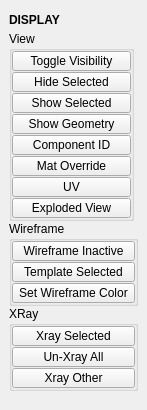
First picture: the form in tentacle/ui/display.ui, repository m3trik/tentacle, before the edit.
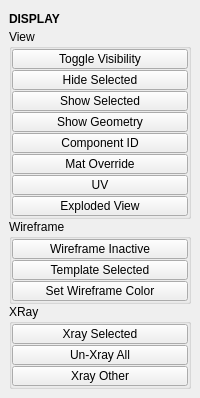
Second picture: the form after the edit. Custom widgets are drawn as their Qt base class.

Diff of the .ui file:
```diff
--- a/tentacle/ui/display.ui
+++ b/tentacle/ui/display.ui
@@ -9,22 +9,10 @@
    <rect>
     <x>0</x>
     <y>0</y>
-    <width>147</width>
-    <height>410</height>
+    <width>200</width>
+    <height>397</height>
    </rect>
   </property>
-  <property name="minimumSize">
-   <size>
-    <width>0</width>
-    <height>0</height>
-   </size>
-  </property>
-  <property name="maximumSize">
-   <size>
-    <width>999</width>
-    <height>999</height>
-   </size>
-  </property>
   <property name="tabShape">
    <enum>QTabWidget::Triangular</enum>
   </property>
@@ -35,6 +23,12 @@
    <set>QMainWindow::AllowNestedDocks|QMainWindow::AllowTabbedDocks|QMainWindow::AnimatedDocks|QMainWindow::ForceTabbedDocks</set>
   </property>
   <widget class="QWidget" name="central_widget">
+   <property name="minimumSize">
+    <size>
+     <width>200</width>
+     <height>0</height>
+    </size>
+   </property>
    <layout class="QVBoxLayout" name="verticalLayout_2">
     <item>
      <layout class="QVBoxLayout" name="verticalLayout">
@@ -42,17 +36,11 @@
        <number>0</number>
       </property>
       <item>
-       <widget class="DraggableHeader" name="draggableHeader">
+       <widget class="Header" name="header">
         <property name="minimumSize">
          <size>
           <width>0</width>
-          <height>22</height>
-         </size>
-        </property>
-        <property name="maximumSize">
-         <size>
-          <width>125</width>
-          <height>22</height>
+          <height>20</height>
          </size>
         </property>
         <property name="font">
@@ -68,18 +56,6 @@
       </item>
       <item>
        <widget class="QGroupBox" name="View">
-        <property name="minimumSize">
-         <size>
-          <width>125</width>
-          <height>0</height>
-         </size>
-        </property>
-        <property name="maximumSize">
-         <size>
-          <width>125</width>
-          <height>999</height>
-         </size>
-        </property>
         <property name="title">
          <string>View</string>
         </property>
@@ -109,7 +85,7 @@
            </property>
            <property name="maximumSize">
             <size>
-             <width>999</width>
+             <width>16777215</width>
              <height>20</height>
             </size>
            </property>
@@ -128,7 +104,7 @@
            </property>
            <property name="maximumSize">
             <size>
-             <width>999</width>
+             <width>16777215</width>
              <height>20</height>
             </size>
            </property>
@@ -147,7 +123,7 @@
            </property>
            <property name="maximumSize">
             <size>
-             <width>999</width>
+             <width>16777215</width>
              <height>20</height>
             </size>
            </property>
@@ -166,7 +142,7 @@
            </property>
            <property name="maximumSize">
             <size>
-             <width>999</width>
+             <width>16777215</width>
              <height>20</height>
             </size>
            </property>
@@ -185,7 +161,7 @@
            </property>
            <property name="maximumSize">
             <size>
-             <width>999</width>
+             <width>16777215</width>
              <height>20</height>
             </size>
            </property>
@@ -204,7 +180,7 @@
            </property>
            <property name="maximumSize">
             <size>
-             <width>999</width>
+             <width>16777215</width>
              <height>20</height>
             </size>
            </property>
@@ -226,7 +202,7 @@
            </property>
            <property name="maximumSize">
             <size>
-             <width>999</width>
+             <width>16777215</width>
              <height>20</height>
             </size>
            </property>
@@ -248,7 +224,7 @@
            </property>
            <property name="maximumSize">
             <size>
-             <width>999</width>
+             <width>16777215</width>
              <height>20</height>
             </size>
            </property>
@@ -297,7 +273,7 @@
            </property>
            <property name="maximumSize">
             <size>
-             <width>999</width>
+             <width>16777215</width>
              <height>20</height>
             </size>
            </property>
@@ -319,7 +295,7 @@
            </property>
            <property name="maximumSize">
             <size>
-             <width>999</width>
+             <width>16777215</width>
              <height>20</height>
             </size>
            </property>
@@ -338,7 +314,7 @@
            </property>
            <property name="maximumSize">
             <size>
-             <width>999</width>
+             <width>16777215</width>
              <height>20</height>
             </size>
            </property>
@@ -384,7 +360,7 @@
            </property>
            <property name="maximumSize">
             <size>
-             <width>999</width>
+             <width>16777215</width>
              <height>20</height>
             </size>
            </property>
@@ -403,7 +379,7 @@
            </property>
            <property name="maximumSize">
             <size>
-             <width>999</width>
+             <width>16777215</width>
              <height>20</height>
             </size>
            </property>
@@ -422,7 +398,7 @@
            </property>
            <property name="maximumSize">
             <size>
-             <width>999</width>
+             <width>16777215</width>
              <height>20</height>
             </size>
            </property>
@@ -454,9 +430,9 @@
  </widget>
  <customwidgets>
   <customwidget>
-   <class>DraggableHeader</class>
+   <class>Header</class>
    <extends>QLabel</extends>
-   <header>draggableHeader.h</header>
+   <header>uitk.widgets.header.Header.h</header>
   </customwidget>
  </customwidgets>
  <resources/>
```
